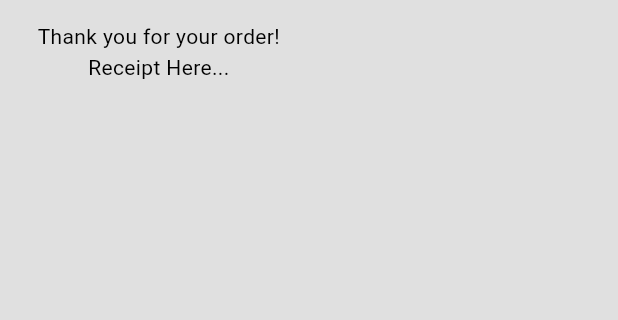
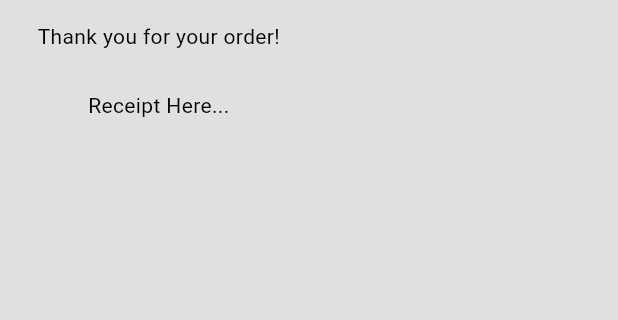
Before and after one commit to Odhi-ambo/food_delivery_app, a Flutter app: the DeliveryProgressPage screen opened directly, on a phone screen of 412 x 824 dp, the part 63-383 px from its top. Run offline on Flutter 3.47's test engine with Material 3 defaults, Android fonts, the phone set to English and light mode, and no system bars; our stand-ins replace flutter_credit_card.

Commit message:
Initial commit

```diff
--- a/lib/components/my_receipt.dart
+++ b/lib/components/my_receipt.dart
@@ -17,9 +17,10 @@ class MyReceipt extends StatelessWidget {
           const Text('Thank you for your order!'),
           Container(
             decoration: BoxDecoration(
-                border:
-                    Border.all(color: Theme.of(context).colorScheme.surface),
-                borderRadius: BorderRadius.circular(8)),
+              border: Border.all(color: Theme.of(context).colorScheme.surface),
+              borderRadius: BorderRadius.circular(8),
+            ),
+            padding: EdgeInsets.all(25),
             child: const Text("Receipt Here..."),
           )
         ],
```
